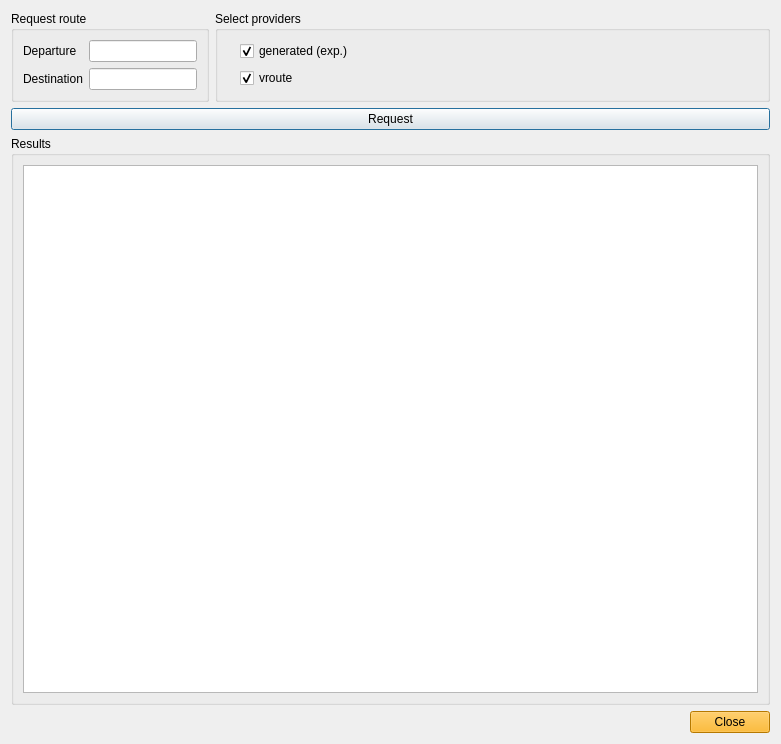
Qt form branches/jonas_stable/QuteScoop/gui/PlanFlightDialog.ui (qutescoop/qutescoop) before a commit.
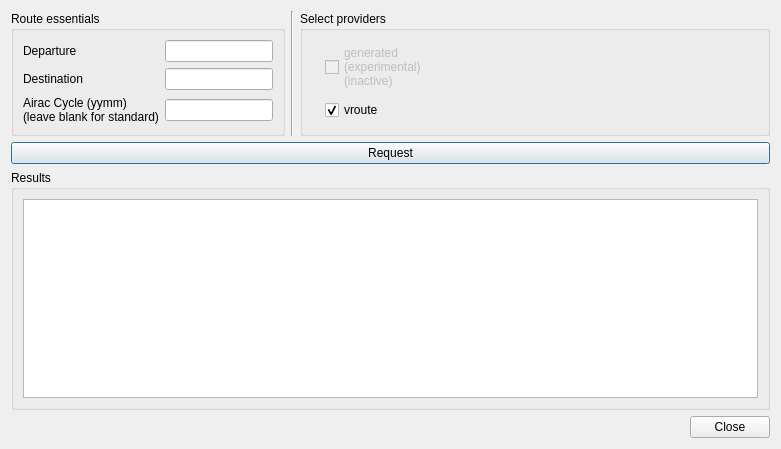
The same form after that commit. Icons and pictures are not drawn.

Commit message:
QuteScoop-1.0.3-alpha-jonas-2
Due to gribbling with SVN I lost the log on the individual files. Please see log rev. 55 - 77 for changes.

```diff
--- a/branches/jonas_stable/QuteScoop/gui/PlanFlightDialog.ui
+++ b/branches/jonas_stable/QuteScoop/gui/PlanFlightDialog.ui
@@ -7,7 +7,7 @@
     <x>0</x>
     <y>0</y>
     <width>781</width>
-    <height>744</height>
+    <height>449</height>
    </rect>
   </property>
   <property name="windowTitle">
@@ -23,7 +23,7 @@
      <item>
       <widget class="QGroupBox" name="groupBox">
        <property name="title">
-        <string>Request route</string>
+        <string>Route essentials</string>
        </property>
        <layout class="QGridLayout" name="gridLayout">
         <item row="0" column="0">
@@ -60,9 +60,31 @@
           </property>
          </widget>
         </item>
+        <item row="2" column="3">
+         <widget class="QLineEdit" name="edCycle">
+          <property name="maxLength">
+           <number>4</number>
+          </property>
+         </widget>
+        </item>
+        <item row="2" column="0">
+         <widget class="QLabel" name="label">
+          <property name="text">
+           <string>Airac Cycle (yymm)
+(leave blank for standard)</string>
+          </property>
+         </widget>
+        </item>
        </layout>
       </widget>
      </item>
+     <item>
+      <widget class="Line" name="line">
+       <property name="orientation">
+        <enum>Qt::Vertical</enum>
+       </property>
+      </widget>
+     </item>
      <item>
       <widget class="QGroupBox" name="groupBox_2">
        <property name="sizePolicy">
@@ -75,11 +97,14 @@
         <string>Select providers</string>
        </property>
        <layout class="QGridLayout" name="gridLayout_3">
-        <item row="1" column="1">
+        <item row="1" column="0">
          <widget class="QLabel" name="pixVroute">
           <property name="text">
            <string/>
           </property>
+          <property name="textFormat">
+           <enum>Qt::RichText</enum>
+          </property>
           <property name="pixmap">
            <pixmap resource="Resources.qrc">:/routeproviders/images/vroute.png</pixmap>
           </property>
@@ -88,7 +113,7 @@
           </property>
          </widget>
         </item>
-        <item row="1" column="3">
+        <item row="1" column="2">
          <widget class="QCheckBox" name="cbVroute">
           <property name="text">
            <string>vroute</string>
@@ -98,8 +123,11 @@
           </property>
          </widget>
         </item>
-        <item row="0" column="1">
+        <item row="0" column="0">
          <widget class="QLabel" name="pixGenerated">
+          <property name="enabled">
+           <bool>false</bool>
+          </property>
           <property name="text">
            <string/>
           </property>
@@ -111,17 +139,22 @@
           </property>
          </widget>
         </item>
-        <item row="0" column="3">
+        <item row="0" column="2">
          <widget class="QCheckBox" name="cbGenerated">
+          <property name="enabled">
+           <bool>false</bool>
+          </property>
           <property name="text">
-           <string>generated (exp.)</string>
+           <string>generated 
+(experimental)
+(inactive)</string>
           </property>
           <property name="checked">
-           <bool>true</bool>
+           <bool>false</bool>
           </property>
          </widget>
         </item>
-        <item row="0" column="4">
+        <item row="0" column="3">
          <widget class="QLabel" name="lblGeneratedStatus">
           <property name="sizePolicy">
            <sizepolicy hsizetype="Preferred" vsizetype="Preferred">
@@ -137,9 +170,12 @@
           <property name="text">
            <string/>
           </property>
+          <property name="wordWrap">
+           <bool>true</bool>
+          </property>
          </widget>
         </item>
-        <item row="1" column="4">
+        <item row="1" column="3">
          <widget class="QLabel" name="lblVrouteStatus">
           <property name="sizePolicy">
            <sizepolicy hsizetype="Preferred" vsizetype="Preferred">
@@ -155,6 +191,9 @@
           <property name="text">
            <string/>
           </property>
+          <property name="wordWrap">
+           <bool>true</bool>
+          </property>
          </widget>
         </item>
        </layout>
@@ -196,421 +235,6 @@
    </item>
    <item>
     <widget class="QDialogButtonBox" name="buttonBox">
-     <property name="palette">
-      <palette>
-       <active>
-        <colorrole role="WindowText">
-         <brush brushstyle="SolidPattern">
-          <color alpha="255">
-           <red>0</red>
-           <green>0</green>
-           <blue>0</blue>
-          </color>
-         </brush>
-        </colorrole>
-        <colorrole role="Button">
-         <brush brushstyle="SolidPattern">
-          <color alpha="255">
-           <red>255</red>
-           <green>170</green>
-           <blue>0</blue>
-          </color>
-         </brush>
-        </colorrole>
-        <colorrole role="Light">
-         <brush brushstyle="SolidPattern">
-          <color alpha="255">
-           <red>255</red>
-           <green>213</green>
-           <blue>127</blue>
-          </color>
-         </brush>
-        </colorrole>
-        <colorrole role="Midlight">
-         <brush brushstyle="SolidPattern">
-          <color alpha="255">
-           <red>255</red>
-           <green>191</green>
-           <blue>63</blue>
-          </color>
-         </brush>
-        </colorrole>
-        <colorrole role="Dark">
-         <brush brushstyle="SolidPattern">
-          <color alpha="255">
-           <red>127</red>
-           <green>85</green>
-           <blue>0</blue>
-          </color>
-         </brush>
-        </colorrole>
-        <colorrole role="Mid">
-         <brush brushstyle="SolidPattern">
-          <color alpha="255">
-           <red>170</red>
-           <green>113</green>
-           <blue>0</blue>
-          </color>
-         </brush>
-        </colorrole>
-        <colorrole role="Text">
-         <brush brushstyle="SolidPattern">
-          <color alpha="255">
-           <red>0</red>
-           <green>0</green>
-           <blue>0</blue>
-          </color>
-         </brush>
-        </colorrole>
-        <colorrole role="BrightText">
-         <brush brushstyle="SolidPattern">
-          <color alpha="255">
-           <red>255</red>
-           <green>255</green>
-           <blue>255</blue>
-          </color>
-         </brush>
-        </colorrole>
-        <colorrole role="ButtonText">
-         <brush brushstyle="SolidPattern">
-          <color alpha="255">
-           <red>0</red>
-           <green>0</green>
-           <blue>0</blue>
-          </color>
-         </brush>
-        </colorrole>
-        <colorrole role="Base">
-         <brush brushstyle="SolidPattern">
-          <color alpha="255">
-           <red>255</red>
-           <green>255</green>
-           <blue>255</blue>
-          </color>
-         </brush>
-        </colorrole>
-        <colorrole role="Window">
-         <brush brushstyle="SolidPattern">
-          <color alpha="255">
-           <red>255</red>
-           <green>170</green>
-           <blue>0</blue>
-          </color>
-         </brush>
-        </colorrole>
-        <colorrole role="Shadow">
-         <brush brushstyle="SolidPattern">
-          <color alpha="255">
-           <red>0</red>
-           <green>0</green>
-           <blue>0</blue>
-          </color>
-         </brush>
-        </colorrole>
-        <colorrole role="AlternateBase">
-         <brush brushstyle="SolidPattern">
-          <color alpha="255">
-           <red>255</red>
-           <green>212</green>
-           <blue>127</blue>
-          </color>
-         </brush>
-        </colorrole>
-        <colorrole role="ToolTipBase">
-         <brush brushstyle="SolidPattern">
-          <color alpha="255">
-           <red>255</red>
-           <green>255</green>
-           <blue>220</blue>
-          </color>
-         </brush>
-        </colorrole>
-        <colorrole role="ToolTipText">
-         <brush brushstyle="SolidPattern">
-          <color alpha="255">
-           <red>0</red>
-           <green>0</green>
-           <blue>0</blue>
-          </color>
-         </brush>
-        </colorrole>
-       </active>
-       <inactive>
-        <colorrole role="WindowText">
-         <brush brushstyle="SolidPattern">
-          <color alpha="255">
-           <red>0</red>
-           <green>0</green>
-           <blue>0</blue>
-          </color>
-         </brush>
-        </colorrole>
-        <colorrole role="Button">
-         <brush brushstyle="SolidPattern">
-          <color alpha="255">
-           <red>255</red>
-           <green>170</green>
-           <blue>0</blue>
-          </color>
-         </brush>
-        </colorrole>
-        <colorrole role="Light">
-         <brush brushstyle="SolidPattern">
-          <color alpha="255">
-           <red>255</red>
-           <green>213</green>
-           <blue>127</blue>
-          </color>
-         </brush>
-        </colorrole>
-        <colorrole role="Midlight">
-         <brush brushstyle="SolidPattern">
-          <color alpha="255">
-           <red>255</red>
-           <green>191</green>
-           <blue>63</blue>
-          </color>
-         </brush>
-        </colorrole>
-        <colorrole role="Dark">
-         <brush brushstyle="SolidPattern">
-          <color alpha="255">
-           <red>127</red>
-           <green>85</green>
-           <blue>0</blue>
-          </color>
-         </brush>
-        </colorrole>
-        <colorrole role="Mid">
-         <brush brushstyle="SolidPattern">
-          <color alpha="255">
-           <red>170</red>
-           <green>113</green>
-           <blue>0</blue>
-          </color>
-         </brush>
-        </colorrole>
-        <colorrole role="Text">
-         <brush brushstyle="SolidPattern">
-          <color alpha="255">
-           <red>0</red>
-           <green>0</green>
-           <blue>0</blue>
-          </color>
-         </brush>
-        </colorrole>
-        <colorrole role="BrightText">
-         <brush brushstyle="SolidPattern">
-          <color alpha="255">
-           <red>255</red>
-           <green>255</green>
-           <blue>255</blue>
-          </color>
-         </brush>
-        </colorrole>
-        <colorrole role="ButtonText">
-         <brush brushstyle="SolidPattern">
-          <color alpha="255">
-           <red>0</red>
-           <green>0</green>
-           <blue>0</blue>
-          </color>
-         </brush>
-        </colorrole>
-        <colorrole role="Base">
-         <brush brushstyle="SolidPattern">
-          <color alpha="255">
-           <red>255</red>
-           <green>255</green>
-           <blue>255</blue>
-          </color>
-         </brush>
-        </colorrole>
-        <colorrole role="Window">
-         <brush brushstyle="SolidPattern">
-          <color alpha="255">
-           <red>255</red>
-           <green>170</green>
-           <blue>0</blue>
-          </color>
-         </brush>
-        </colorrole>
-        <colorrole role="Shadow">
-         <brush brushstyle="SolidPattern">
-          <color alpha="255">
-           <red>0</red>
-           <green>0</green>
-           <blue>0</blue>
-          </color>
-         </brush>
-        </colorrole>
-        <colorrole role="AlternateBase">
-         <brush brushstyle="SolidPattern">
-          <color alpha="255">
-           <red>255</red>
-           <green>212</green>
-           <blue>127</blue>
-          </color>
-         </brush>
-        </colorrole>
-        <colorrole role="ToolTipBase">
-         <brush brushstyle="SolidPattern">
-          <color alpha="255">
-           <red>255</red>
-           <green>255</green>
-           <blue>220</blue>
-          </color>
-         </brush>
-        </colorrole>
-        <colorrole role="ToolTipText">
-         <brush brushstyle="SolidPattern">
-          <color alpha="255">
-           <red>0</red>
-           <green>0</green>
-           <blue>0</blue>
-          </color>
-         </brush>
-        </colorrole>
-       </inactive>
-       <disabled>
-        <colorrole role="WindowText">
-         <brush brushstyle="SolidPattern">
-          <color alpha="255">
-           <red>127</red>
-           <green>85</green>
-           <blue>0</blue>
-          </color>
-         </brush>
-        </colorrole>
-        <colorrole role="Button">
-         <brush brushstyle="SolidPattern">
-          <color alpha="255">
-           <red>255</red>
-           <green>170</green>
-           <blue>0</blue>
-          </color>
-         </brush>
-        </colorrole>
-        <colorrole role="Light">
-         <brush brushstyle="SolidPattern">
-          <color alpha="255">
-           <red>255</red>
-           <green>213</green>
-           <blue>127</blue>
-          </color>
-         </brush>
-        </colorrole>
-        <colorrole role="Midlight">
-         <brush brushstyle="SolidPattern">
-          <color alpha="255">
-           <red>255</red>
-           <green>191</green>
-           <blue>63</blue>
-          </color>
-         </brush>
-        </colorrole>
-        <colorrole role="Dark">
-         <brush brushstyle="SolidPattern">
-          <color alpha="255">
-           <red>127</red>
-           <green>85</green>
-           <blue>0</blue>
-          </color>
-         </brush>
-        </colorrole>
-        <colorrole role="Mid">
-         <brush brushstyle="SolidPattern">
-          <color alpha="255">
-           <red>170</red>
-           <green>113</green>
-           <blue>0</blue>
-          </color>
-         </brush>
-        </colorrole>
-        <colorrole role="Text">
-         <brush brushstyle="SolidPattern">
-          <color alpha="255">
-           <red>127</red>
-           <green>85</green>
-           <blue>0</blue>
-          </color>
-         </brush>
-        </colorrole>
-        <colorrole role="BrightText">
-         <brush brushstyle="SolidPattern">
-          <color alpha="255">
-           <red>255</red>
-           <green>255</green>
-           <blue>255</blue>
-          </color>
-         </brush>
-        </colorrole>
-        <colorrole role="ButtonText">
-         <brush brushstyle="SolidPattern">
-          <color alpha="255">
-           <red>127</red>
-           <green>85</green>
-           <blue>0</blue>
-          </color>
-         </brush>
-        </colorrole>
-        <colorrole role="Base">
-         <brush brushstyle="SolidPattern">
-          <color alpha="255">
-           <red>255</red>
-           <green>170</green>
-           <blue>0</blue>
-          </color>
-         </brush>
-        </colorrole>
-        <colorrole role="Window">
-         <brush brushstyle="SolidPattern">
-          <color alpha="255">
-           <red>255</red>
-           <green>170</green>
-           <blue>0</blue>
-          </color>
-         </brush>
-        </colorrole>
-        <colorrole role="Shadow">
-         <brush brushstyle="SolidPattern">
-          <color alpha="255">
-           <red>0</red>
-           <green>0</green>
-           <blue>0</blue>
-          </color>
-         </brush>
-        </colorrole>
-        <colorrole role="AlternateBase">
-         <brush brushstyle="SolidPattern">
-          <color alpha="255">
-           <red>255</red>
-           <green>170</green>
-           <blue>0</blue>
-          </color>
-         </brush>
-        </colorrole>
-        <colorrole role="ToolTipBase">
-         <brush brushstyle="SolidPattern">
-          <color alpha="255">
-           <red>255</red>
-           <green>255</green>
-           <blue>220</blue>
-          </color>
-         </brush>
-        </colorrole>
-        <colorrole role="ToolTipText">
-         <brush brushstyle="SolidPattern">
-          <color alpha="255">
-           <red>0</red>
-           <green>0</green>
-           <blue>0</blue>
-          </color>
-         </brush>
-        </colorrole>
-       </disabled>
-      </palette>
-     </property>
      <property name="standardButtons">
       <set>QDialogButtonBox::Close</set>
      </property>
```
Left out of the diff: 8 changed lines with no effect on the pictures. The commit also changes 46 other files.
